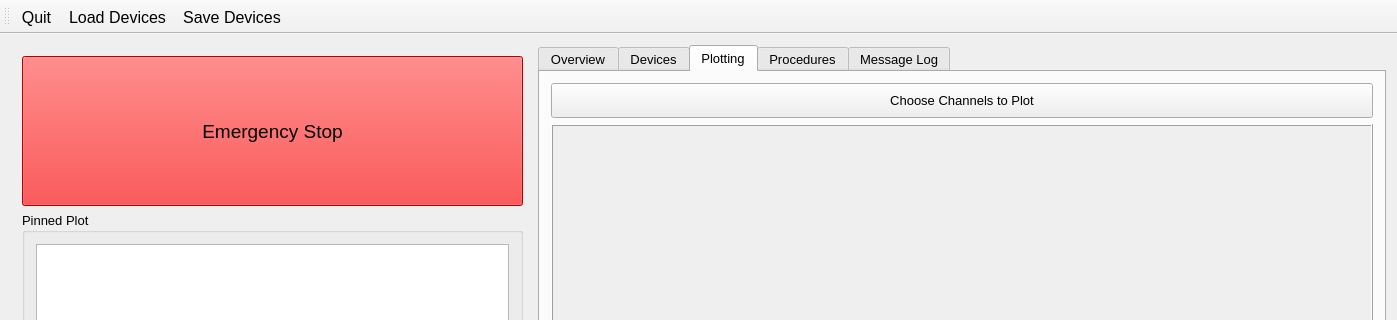
The window that Software/ControlSystem/qt/designer/MainWindow.ui (DanielWinklehner/Ion-Source-Control-System) describes before a commit, drawn with Qt 5; both pictures show x 0 to 1397 and y 0 to 320 of the 1397 by 813 pixel window.
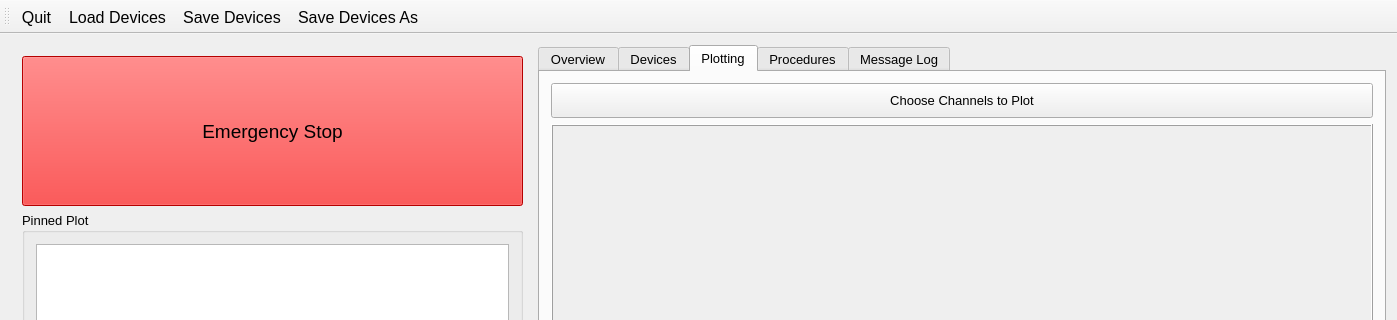
The same window after the commit. The open tabs and pages were chosen to show the change. Custom widgets are drawn as their Qt base class.

Commit message: save as button

Diff of the .ui file:
```diff
--- a/Software/ControlSystem/qt/designer/MainWindow.ui
+++ b/Software/ControlSystem/qt/designer/MainWindow.ui
@@ -672,6 +672,7 @@
    <addaction name="btnQuit"/>
    <addaction name="btnLoad"/>
    <addaction name="btnSave"/>
+   <addaction name="btnSaveAs"/>
   </widget>
   <action name="btnQuit">
    <property name="text">
@@ -691,6 +692,11 @@
     <string>Save Devices</string>
    </property>
   </action>
+  <action name="btnSaveAs">
+   <property name="text">
+    <string>Save Devices As</string>
+   </property>
+  </action>
  </widget>
  <layoutdefault spacing="6" margin="11"/>
  <customwidgets>
```
Left out of the diff: 8 changed lines with no effect on the pictures. The commit also changes 3 other files.
